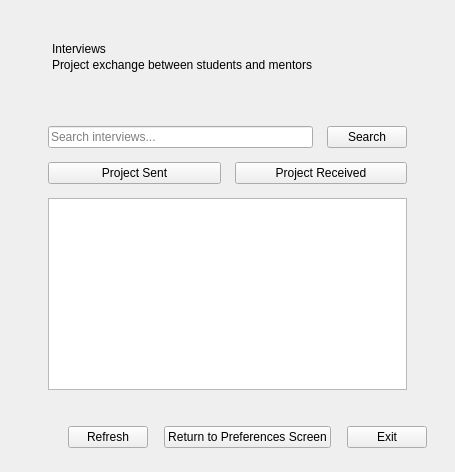
Qt form ui/interviews_page.ui (MS-Sezgin/crm_project) before a commit.
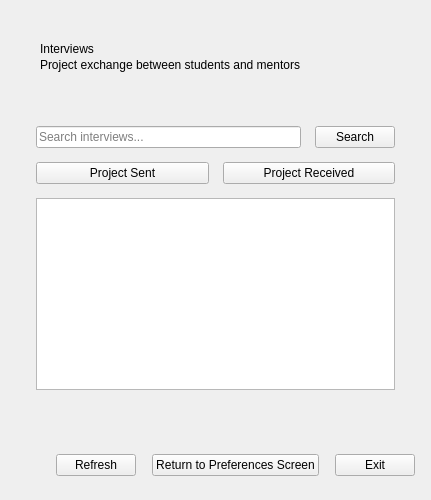
The same form after that commit.

```diff
--- a/ui/interviews_page.ui
+++ b/ui/interviews_page.ui
@@ -4,9 +4,9 @@
  <widget class="QWidget" name="pageRoot">
   <property name="windowTitle"><string>CRM Capstone - Interviews</string></property>
   <layout class="QVBoxLayout" name="rootLayout">
-   <property name="leftMargin"><number>28</number></property>
+   <property name="leftMargin"><number>16</number></property>
    <property name="topMargin"><number>24</number></property>
-   <property name="rightMargin"><number>28</number></property>
+   <property name="rightMargin"><number>16</number></property>
    <property name="bottomMargin"><number>24</number></property>
    <property name="spacing"><number>16</number></property>
    <item>
@@ -44,15 +44,16 @@
       </item>
       <item>
        <widget class="QTableWidget" name="tableInterviews">
-        <property name="styleSheet"><string>QHeaderView::section { background-color: #46521F; color: #FFFFFF; font-weight: 700; font-size: 12px; padding: 10px 12px; border: none; border-right: 2px solid #DCE5C4; border-bottom: 3px solid #7D8F45; }</string></property>
+        <property name="styleSheet"><string>QHeaderView::section { background-color: #DBEAFE; color: #0F172A; font-weight: 600; font-size: 12px; padding: 10px 12px; border: none; border-right: 1px solid #94A3B8; border-bottom: 2px solid #3B82F6; }</string></property>
         <property name="alternatingRowColors"><bool>true</bool></property>
         <attribute name="horizontalHeaderStretchLastSection"><bool>false</bool></attribute>
-        <attribute name="horizontalHeaderDefaultSectionSize"><number>180</number></attribute>
-        <attribute name="horizontalHeaderMinimumSectionSize"><number>130</number></attribute>
+        <attribute name="horizontalHeaderDefaultSectionSize"><number>150</number></attribute>
+        <attribute name="horizontalHeaderMinimumSectionSize"><number>120</number></attribute>
         <attribute name="horizontalHeaderHighlightSections"><bool>false</bool></attribute>
         <attribute name="verticalHeaderVisible"><bool>false</bool></attribute>
        </widget>
       </item>
+      <item><widget class="QLabel" name="labelMuted"><property name="text"><string></string></property></widget></item>
      </layout>
     </widget>
    </item>
```
